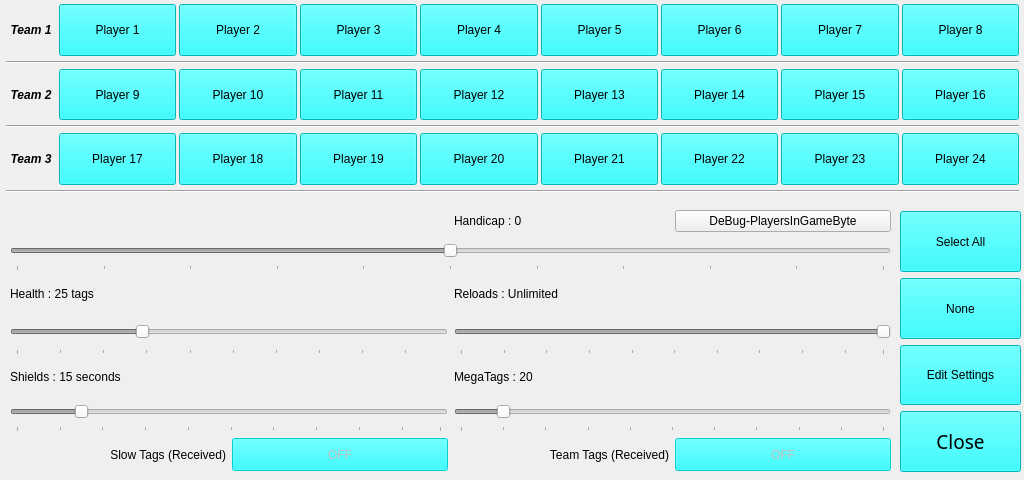
Old version of the form PlayersWindow.ui in the repository rmick/Combobulator.
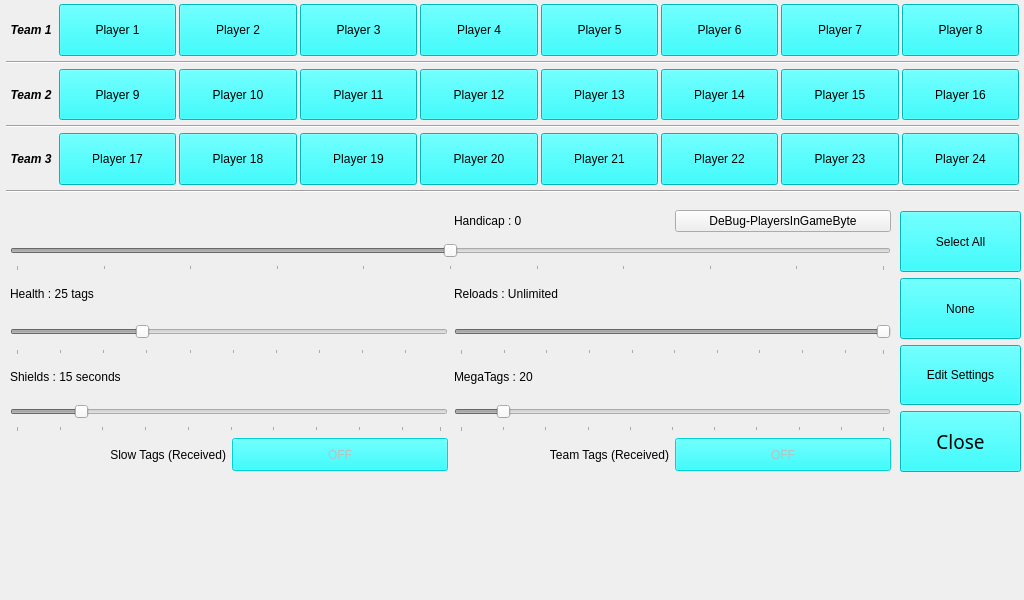
New version of the form.

Diff of the .ui file:
```diff
--- a/PlayersWindow.ui
+++ b/PlayersWindow.ui
@@ -10,7 +10,7 @@
     <x>0</x>
     <y>0</y>
     <width>1024</width>
-    <height>480</height>
+    <height>600</height>
    </rect>
   </property>
   <property name="sizePolicy">
```
